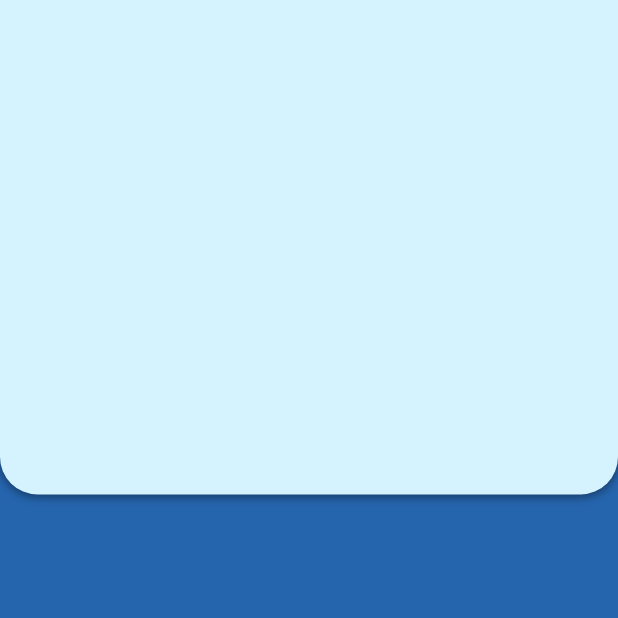
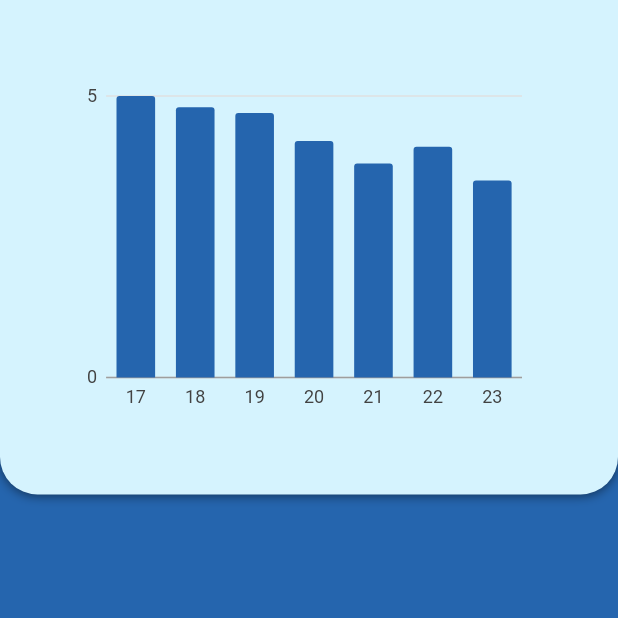
Before and after one commit to malhaar2002/therapia, a Flutter app: the screen it shows after launch, on a phone screen of 412 x 824 dp, the top half of it. Run offline on Flutter 3.47's test engine with Material 2 defaults, Android fonts, the light colour scheme and no system bars; our stand-ins replace charts_flutter.

Commit message:
Added graph model

```diff
--- a/lib/constants/colors.dart
+++ b/lib/constants/colors.dart
@@ -1,9 +1,4 @@
-import 'package:flutter/painting.dart';
+import 'package:flutter/material.dart';
 
-const Color apnaOrange = Color(0xFFF76E11);
-const Color apnaYellow = Color(0xFFFF9F45);
-const Color apnaSkin = Color(0xFFFFBC80);
-const Color apnaRed = Color(0xFFFC4F4F);
-
-const Color light = Color(0xFFD5F3FE);
-const Color dark = Color(0xFF2565AE);
+const Color apnaLight = Color(0xFFD5F3FE);
+const Color apnaDark = Color(0xFF2565AE);
--- /dev/null
+++ b/lib/models/graph_model.dart
@@ -0,0 +1,52 @@
+import 'package:charts_flutter/flutter.dart' as charts;
+import 'package:therapia/constants/colors.dart';
+
+class GraphModel {
+  String day;
+  double tremorIndex;
+  charts.Color colour;
+
+  GraphModel({
+    required this.day,
+    required this.tremorIndex,
+    required this.colour,
+  });
+
+  static List<GraphModel> data = [
+    GraphModel(
+      day: '17',
+      tremorIndex: 5.0,
+      colour: charts.ColorUtil.fromDartColor(apnaDark),
+    ),
+    GraphModel(
+      day: '18',
+      tremorIndex: 4.8,
+      colour: charts.ColorUtil.fromDartColor(apnaDark),
+    ),
+    GraphModel(
+      day: '19',
+      tremorIndex: 4.7,
+      colour: charts.ColorUtil.fromDartColor(apnaDark),
+    ),
+    GraphModel(
+      day: '20',
+      tremorIndex: 4.2,
+      colour: charts.ColorUtil.fromDartColor(apnaDark),
+    ),
+    GraphModel(
+      day: '21',
+      tremorIndex: 3.8,
+      colour: charts.ColorUtil.fromDartColor(apnaDark),
+    ),
+    GraphModel(
+      day: '22',
+      tremorIndex: 4.1,
+      colour: charts.ColorUtil.fromDartColor(apnaDark),
+    ),
+    GraphModel(
+      day: '23',
+      tremorIndex: 3.5,
+      colour: charts.ColorUtil.fromDartColor(apnaDark),
+    ),
+  ];
+}
--- a/lib/screens/dashboard.dart
+++ b/lib/screens/dashboard.dart
@@ -1,5 +1,6 @@
 import 'package:flutter/material.dart';
 import 'package:therapia/constants/colors.dart';
+import 'package:therapia/widgets/graphs.dart';
 
 class Dashboard extends StatelessWidget {
   const Dashboard({super.key});
@@ -7,17 +8,7 @@ class Dashboard extends StatelessWidget {
   @override
   Widget build(BuildContext context) {
     return Scaffold(
-      // floatingActionButton: FloatingActionButton(
-      //   onPressed: () {},
-      //   backgroundColor: apnaRed,
-      //   child: const Icon(Icons.add),
-      // ),
-      backgroundColor: dark,
-      // appBar: AppBar(
-      //   backgroundColor: apnaRed,
-      //   title: const Text('Therapia'),
-      //   centerTitle: true,
-      // ),
+      backgroundColor: apnaDark,
       body: Column(
         children: [
           Expanded(
@@ -31,11 +22,12 @@ class Dashboard extends StatelessWidget {
                     color: Colors.black.withOpacity(0.5),
                   ),
                 ],
-                color: light,
+                color: apnaLight,
                 borderRadius: const BorderRadius.only(
                     bottomLeft: Radius.circular(25),
                     bottomRight: Radius.circular(25)),
               ),
+              child: Graphs(),
             ),
           ),
           Expanded(
--- /dev/null
+++ b/lib/widgets/graphs.dart
@@ -0,0 +1,30 @@
+import 'package:flutter/material.dart';
+import 'package:charts_flutter/flutter.dart' as charts;
+import 'package:therapia/models/graph_model.dart';
+
+class Graphs extends StatelessWidget {
+  Graphs({super.key});
+
+  final List<charts.Series<GraphModel, String>> series = [
+    charts.Series(
+      id: 'Weekly Graph',
+      data: GraphModel.data,
+      domainFn: (GraphModel series, _) => series.day,
+      measureFn: (GraphModel series, _) => series.tremorIndex,
+      colorFn: (GraphModel series, _) => series.colour,
+    )
+  ];
+
+  @override
+  Widget build(BuildContext context) {
+    return Container(
+      width: 500,
+      height: 600,
+      padding: const EdgeInsets.all(50),
+      child: charts.BarChart(
+        series,
+        animate: true,
+      ),
+    );
+  }
+}
--- a/pubspec.yaml
+++ b/pubspec.yaml
@@ -14,6 +14,7 @@ dependencies:
   cupertino_icons: ^1.0.2
   table_calendar: ^3.0.6
   shared_preferences: ^2.0.10
+  charts_flutter: ^0.12.0
 
 dev_dependencies:
   flutter_test:
```
Also changed, not shown: lib/widgets/calendar.dart (deleted, +0 -331 lines), pubspec.lock.
